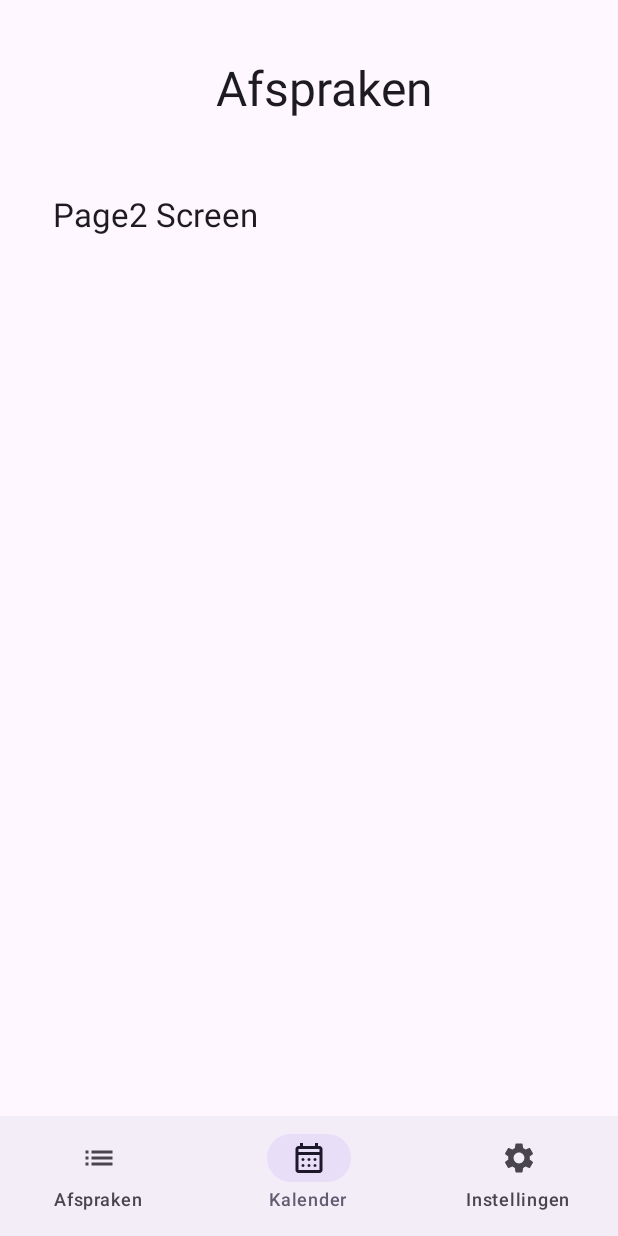
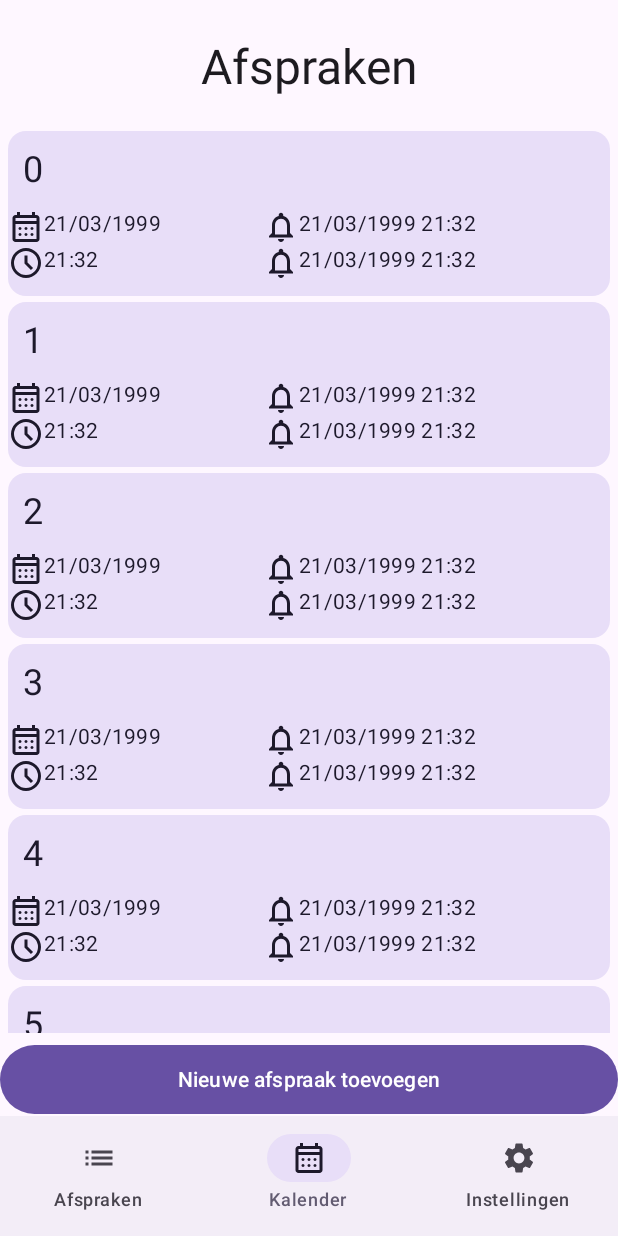
Before and after one commit to Develex/kalender, an Android app built with Jetpack Compose: the AppointmentsScreen screen opened through its navigation route, on a phone screen of 412 x 824 dp. Run offline under Robolectric (Android 15) with nearby library versions, the phone set to English and light mode, and no system bars.

Commit message:
created prototype Afspraken Screen

```diff
--- a/app/src/main/java/com/develex/baseapp/screens/AppointmentsScreeen.kt
+++ b/app/src/main/java/com/develex/baseapp/screens/AppointmentsScreeen.kt
@@ -1,16 +1,30 @@
 package com.develex.baseapp.screens
 
+import android.content.res.Configuration
 import androidx.compose.foundation.background
 import androidx.compose.foundation.layout.Arrangement
 import androidx.compose.foundation.layout.Box
 import androidx.compose.foundation.layout.Column
 import androidx.compose.foundation.layout.Row
 import androidx.compose.foundation.layout.Spacer
+import androidx.compose.foundation.layout.fillMaxHeight
 import androidx.compose.foundation.layout.fillMaxSize
 import androidx.compose.foundation.layout.fillMaxWidth
 import androidx.compose.foundation.layout.height
 import androidx.compose.foundation.layout.padding
+import androidx.compose.foundation.layout.width
+import androidx.compose.foundation.lazy.LazyColumn
+import androidx.compose.foundation.rememberScrollState
+import androidx.compose.foundation.shape.RoundedCornerShape
+import androidx.compose.foundation.verticalScroll
+import androidx.compose.material.icons.Icons
+import androidx.compose.material.icons.filled.Notifications
+import androidx.compose.material.icons.outlined.Call
+import androidx.compose.material.icons.outlined.Notifications
+import androidx.compose.material3.Button
 import androidx.compose.material3.Card
+import androidx.compose.material3.CardDefaults
+import androidx.compose.material3.Icon
 import androidx.compose.material3.MaterialTheme
 import androidx.compose.material3.Surface
 import androidx.compose.material3.Text
@@ -18,13 +32,20 @@ import androidx.compose.runtime.Composable
 import androidx.compose.ui.Alignment
 import androidx.compose.ui.Modifier
 import androidx.compose.ui.draw.clip
+import androidx.compose.ui.graphics.painter.Painter
+import androidx.compose.ui.graphics.vector.ImageVector
+import androidx.compose.ui.res.painterResource
+import androidx.compose.ui.res.vectorResource
 import androidx.compose.ui.text.style.TextAlign
+import androidx.compose.ui.text.style.TextOverflow
 import androidx.compose.ui.tooling.preview.Preview
 import androidx.compose.ui.unit.dp
 import androidx.navigation.NavController
 import androidx.navigation.compose.rememberNavController
 import com.develex.baseapp.MainViewModel
+import com.develex.baseapp.R
 import java.util.Date
+import kotlin.math.truncate
 
 @Composable
 fun AppointmentsScreen(navController: NavController, vm: MainViewModel) {
@@ -32,13 +53,15 @@ fun AppointmentsScreen(navController: NavController, vm: MainViewModel) {
         modifier = Modifier.fillMaxSize(),
         color = MaterialTheme.colorScheme.background
     ) {
-//                Content page starts here
+        Column(
+            Modifier.fillMaxHeight(),
+            verticalArrangement = Arrangement.SpaceBetween
+        ) {
             Column(
                 modifier = Modifier
                     .fillMaxSize()
-                .padding(top = 20.dp, start = 20.dp),
-            horizontalAlignment = Alignment.CenterHorizontally,
-            verticalArrangement = Arrangement.Top
+                    .padding(5.dp)
+                    .weight(1f, false),
             ) {
                 Text(
                     text = "Afspraken",
@@ -49,28 +72,38 @@ fun AppointmentsScreen(navController: NavController, vm: MainViewModel) {
                         .height(80.dp)
                         .padding(top = 20.dp)
                 )
-            Box(
+                LazyColumn {
+                    items(10) { index ->
+                        AppointmentCard(
+                            title = "$index",
+                            date = "21/03/1999",
+                            time = "21:32",
+                            alarm1date = "21/03/1999",
+                            alarm1time = "21:32",
+                            alarm2date = "21/03/1999",
+                            alarm2time = "21:32"
+                        )
+                    }
+                }
+            }
+            Button(
+                onClick = { },
                 modifier = Modifier
                     .fillMaxWidth()
-                    .height(200.dp)
-                    .padding(horizontal = 15.dp, vertical = 10.dp)
-                    .clip(MaterialTheme.shapes.large)
+                    .height(50.dp)
+                    .padding(vertical = 2.dp),
             ) {
-                Text(
-                    "Page2 Screen",
-                    style = MaterialTheme.typography.titleLarge,
-                    modifier = Modifier.padding(vertical = 20.dp)
-                )
+                Text(text = "Nieuwe afspraak toevoegen")
             }
         }
     }
 }
 
-//@Preview(showBackground = true)
-//@Composable
-//fun SimpleAppointmentsScreenPreview() {
-//    AppointmentsScreen(navController = rememberNavController(), vm = MainViewModel())
-//}
+@Preview(showBackground = true)
+@Composable
+fun SimpleAppointmentsScreenPreview() {
+    AppointmentsScreen(navController = rememberNavController(), vm = MainViewModel())
+}
 
 @Composable
 fun AppointmentCard(
@@ -85,41 +118,73 @@ fun AppointmentCard(
     Card(
         modifier = Modifier
             .fillMaxWidth()
-            .padding(horizontal = 5.dp)
-            .height(200.dp)
-            .background(MaterialTheme.colorScheme.secondaryContainer),
+            .padding(vertical = 2.dp)
+            .height(110.dp)
+            .background(
+                color = MaterialTheme.colorScheme.primary,
+                shape = RoundedCornerShape(20)
+            ),
+        colors = CardDefaults.cardColors(
+            containerColor = MaterialTheme.colorScheme.secondaryContainer,
+            contentColor = MaterialTheme.colorScheme.onSecondaryContainer
+        )
     ) {
         Column {
             Text(
                 text = title,
-                style = MaterialTheme.typography.headlineMedium,
-                modifier = Modifier.padding(10.dp).fillMaxWidth()
+                style = MaterialTheme.typography.headlineSmall,
+                maxLines = 1,
+                overflow = TextOverflow.Ellipsis,
+                modifier = Modifier
+                    .padding(10.dp)
+                    .fillMaxWidth()
             )
             Row(Modifier.fillMaxWidth()) {
-                Column {
-                    Spacer(modifier = Modifier.height(60.dp))
-                    Text(
-                        text = "Datum: $date",
-                        style = MaterialTheme.typography.bodyLarge,
-                        modifier = Modifier.padding(start = 10.dp)
+                Column(Modifier.width(140.dp)) {
+                    Row {
+                        Icon(
+                            painter = painterResource(R.drawable.calendar_month_24px),
+                            contentDescription = "Datum Afspraak"
                         )
                         Text(
-                        text = "Tijd: $time",
-                        style = MaterialTheme.typography.bodyLarge,
-                        modifier = Modifier.padding(start = 10.dp)
+                            text = "$date",
+                            style = MaterialTheme.typography.bodyMedium,
                         )
                     }
-                Column(Modifier.padding(start = 30.dp)) {
-                    Text(text = "Alarmen",
-                        style = MaterialTheme.typography.titleLarge)
-                    Text(
-                        text = "Alarm 1: \n$alarm1date $alarm1time",
-                        style = MaterialTheme.typography.bodyLarge
+                    Row {
+                        Icon(
+                            painter = painterResource(R.drawable.schedule_24px),
+                            contentDescription = "Tijd Afspraak"
                         )
                         Text(
-                        text = "Alarm 2: \n$alarm2date $alarm2time",
-                        style = MaterialTheme.typography.bodyLarge
+                            text = "$time",
+                            style = MaterialTheme.typography.bodyMedium,
                         )
+                    }
+
+
+                }
+                Column(Modifier.padding(start = 30.dp)) {
+                    Row {
+                        Icon(
+                            Icons.Outlined.Notifications,
+                            contentDescription = "Alarm 1"
+                        )
+                        Text(
+                            text = "$alarm1date $alarm1time",
+                            style = MaterialTheme.typography.bodyMedium
+                        )
+                    }
+                    Row {
+                        Icon(
+                            Icons.Outlined.Notifications,
+                            contentDescription = "Alarm 2"
+                        )
+                        Text(
+                            text = "$alarm2date $alarm2time",
+                            style = MaterialTheme.typography.bodyMedium
+                        )
+                    }
                 }
             }
         }
--- /dev/null
+++ b/app/src/main/res/drawable/schedule_24px.xml
@@ -0,0 +1,10 @@
+<vector xmlns:android="http://schemas.android.com/apk/res/android"
+    android:width="24dp"
+    android:height="24dp"
+    android:viewportWidth="960"
+    android:viewportHeight="960"
+    android:tint="?android:colorControlNormal">
+  <path
+      android:fillColor="@android:color/white"
+      android:pathData="M612,668L668,612L520,464L520,280L440,280L440,496L612,668ZM480,880Q397,880 324,848.5Q251,817 197,763Q143,709 111.5,636Q80,563 80,480Q80,397 111.5,324Q143,251 197,197Q251,143 324,111.5Q397,80 480,80Q563,80 636,111.5Q709,143 763,197Q817,251 848.5,324Q880,397 880,480Q880,563 848.5,636Q817,709 763,763Q709,817 636,848.5Q563,880 480,880ZM480,480Q480,480 480,480Q480,480 480,480Q480,480 480,480Q480,480 480,480Q480,480 480,480Q480,480 480,480Q480,480 480,480Q480,480 480,480ZM480,800Q613,800 706.5,706.5Q800,613 800,480Q800,347 706.5,253.5Q613,160 480,160Q347,160 253.5,253.5Q160,347 160,480Q160,613 253.5,706.5Q347,800 480,800Z"/>
+</vector>
```
Lines whose indentation alone changed are shown as unchanged.
